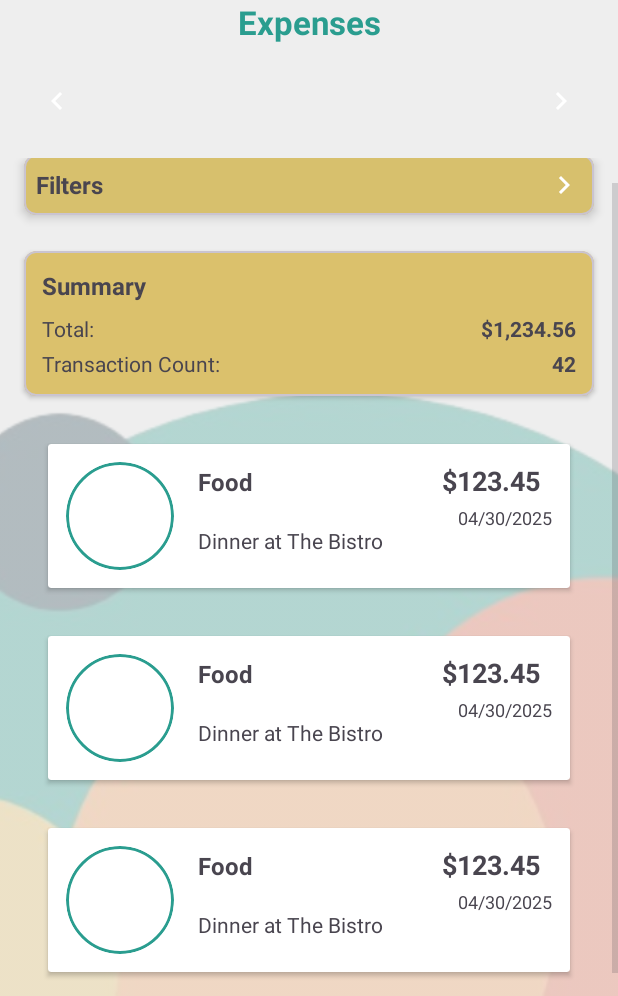
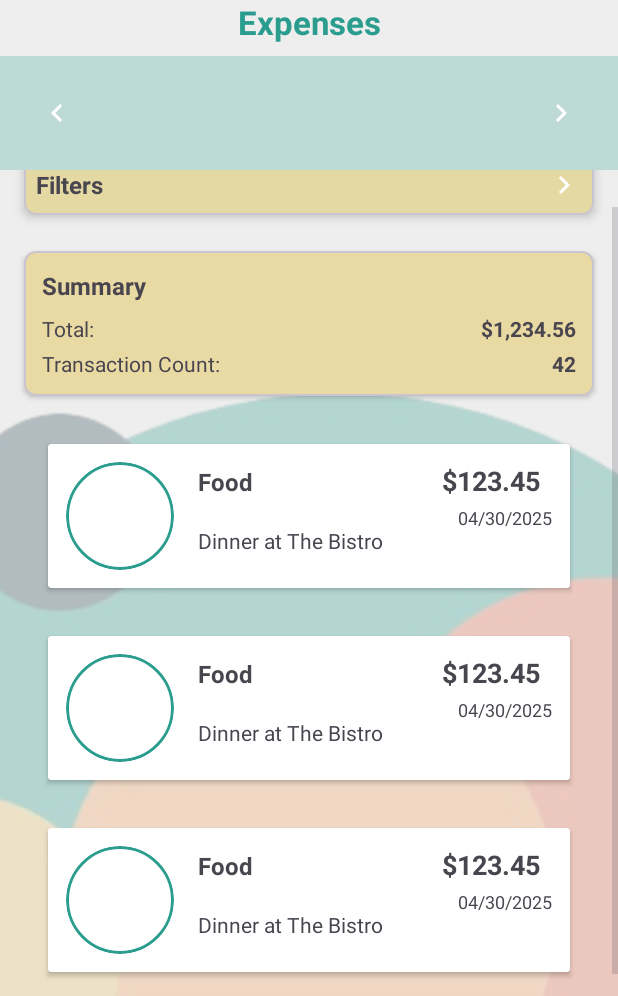
Before and after one commit to Ryan-Millard/Budgie-Budget-Tracker, an Android app: the layout activity_expense.xml on its own in the app's theme, with its tools: preview values and no code run, on a phone screen of 412 x 824 dp, the part 240-1236 px from its top. Run offline under Robolectric (Android 15) with nearby library versions, the phone set to English and light mode, and no system bars.

Commit message:
(Expense Page): Adjusted the colors on the Month Selector for better readability, softening the yellow to make it less harsh.

```diff
--- a/app/src/main/res/layout/activity_expense.xml
+++ b/app/src/main/res/layout/activity_expense.xml
@@ -51,11 +51,13 @@
 		android:id="@+id/month_selector"
 		android:layout_width="match_parent"
 		android:layout_height="wrap_content"
+		android:layout_marginTop="8dp"
 		app:leftButtonIcon="@drawable/ic_arrow_left"
 		app:rightButtonIcon="@drawable/ic_arrow_right"
 		app:layout_constraintTop_toBottomOf="@+id/expensesHeading"
 		app:layout_constraintStart_toStartOf="parent"
-		app:layout_constraintEnd_toEndOf="parent" />
+		app:layout_constraintEnd_toEndOf="parent"
+		android:background="@color/colorPrimary2"/>
 
 	<ScrollView
 		android:id="@+id/scrollView"
@@ -71,6 +73,7 @@
         android:layout_height="wrap_content"
         android:orientation="vertical"
         android:paddingBottom="16dp">
+
 			<!-- Filter card -->
 			<com.google.android.material.card.MaterialCardView
 				android:id="@+id/filter_expandable_card"
@@ -117,6 +120,7 @@
 								android:src="@drawable/ic_arrow_right"
 								android:rotation="0"
 								android:contentDescription="Toggle filter expansion" />
+
 						</LinearLayout>
 
 					<!-- Collapsible content -->
--- a/app/src/main/res/values/colors.xml
+++ b/app/src/main/res/values/colors.xml
@@ -1,9 +1,10 @@
 <?xml version="1.0" encoding="utf-8"?>
 <resources>
     <color name="colorPrimary">#2A9D8F</color> <!-- Teal/Green -->
+    <color name="colorPrimary2">#402A9D8F</color> <!-- Teal/Green -->
     <color name="colorAccent">#F4A261</color> <!-- Peach/Orange -->
     <color name="colorBackground">#EEEEEE</color> <!-- Almost White -->
-    <color name="colorSurface">#E9C46A</color> <!-- Warm Yellow -->
+    <color name="colorSurface">#F8DFA6</color> <!-- Warm Yellow -->
     <color name="colorTextPrimary">#264653</color> <!-- Dark Blue-Grey -->
     <color name="colorError">#E76F51</color> <!-- Coral Red -->
 
```
